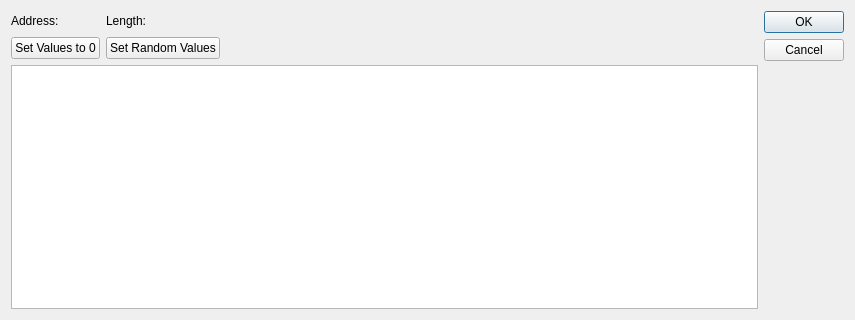
Above: omodsim/dialogs/dialogforcemultipleregisters.ui from sanny32/OpenModSim before the change. Below: the same form after it.
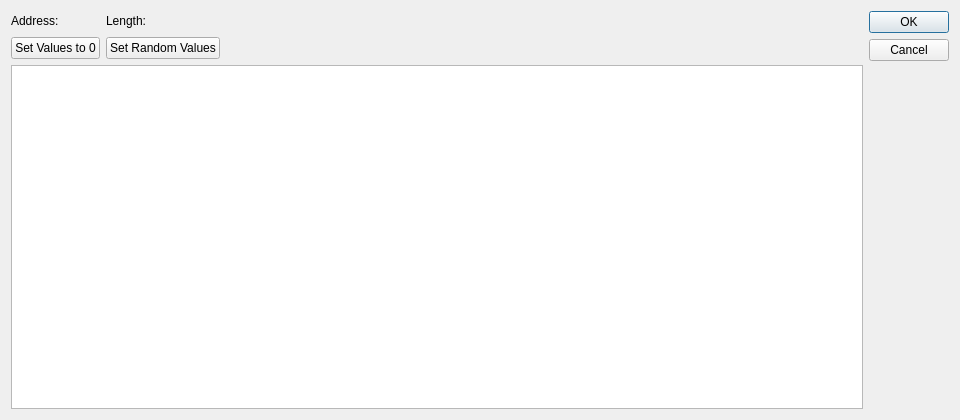
That is the form after the change.

Patch:
```diff
--- a/omodsim/dialogs/dialogforcemultipleregisters.ui
+++ b/omodsim/dialogs/dialogforcemultipleregisters.ui
@@ -6,8 +6,8 @@
    <rect>
     <x>0</x>
     <y>0</y>
-    <width>855</width>
-    <height>320</height>
+    <width>960</width>
+    <height>420</height>
    </rect>
   </property>
   <property name="minimumSize">
```
